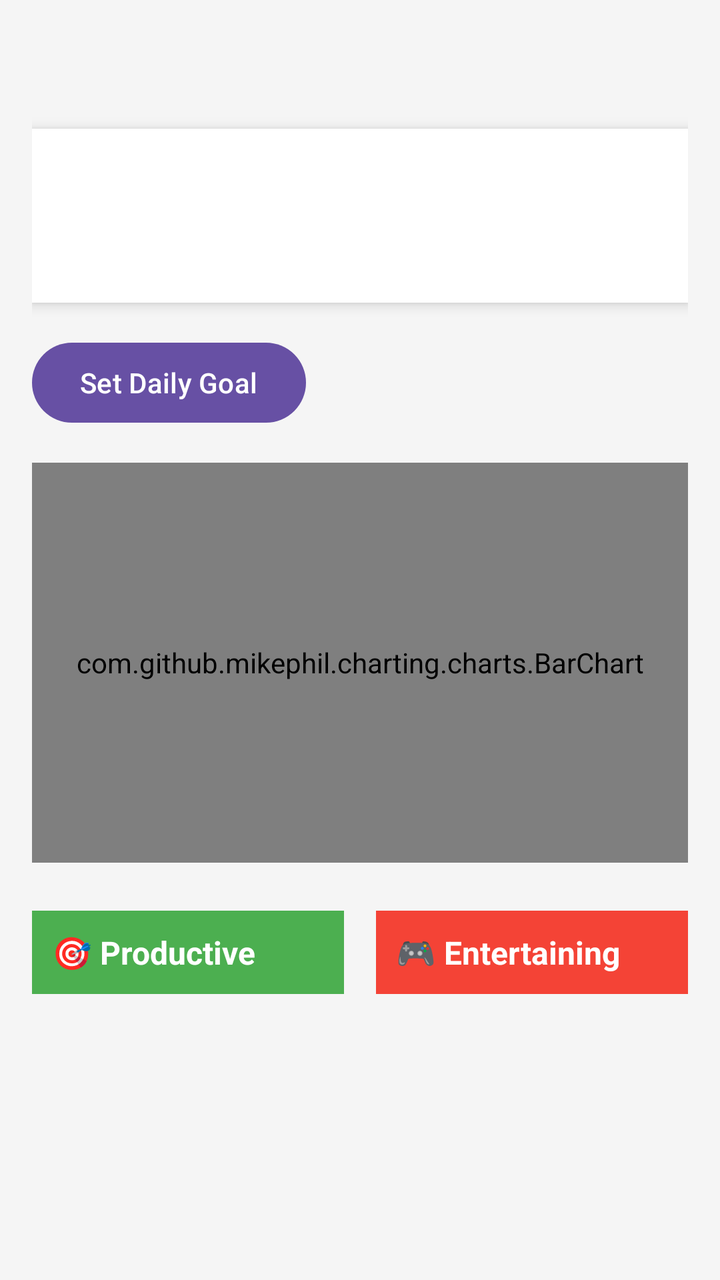
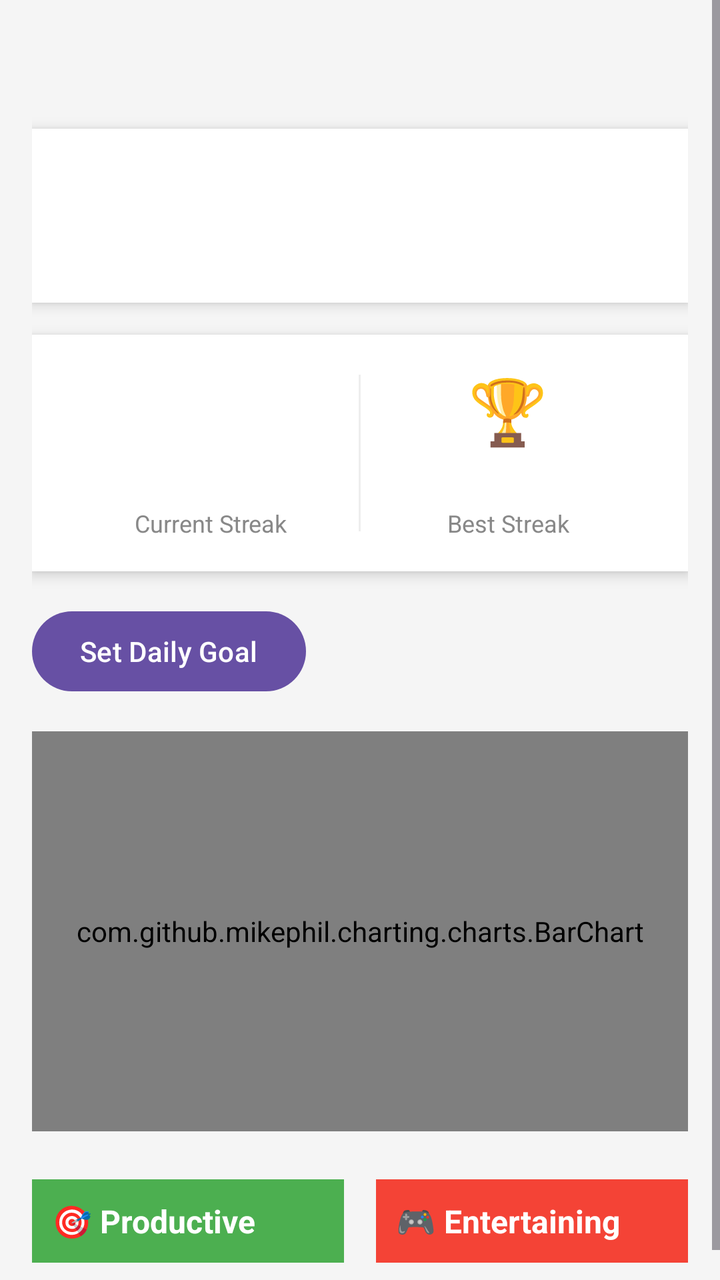

Two renders of the same Android screen: before a commit and after it. Below are the layout's source before the change and the commit's diff.
<!-- AndroidManifest.xml: application theme Theme.ScreenTimeTracker -->
<!-- res/layout/activity_main.xml -->
<?xml version="1.0" encoding="utf-8"?>
<ScrollView xmlns:android="http://schemas.android.com/apk/res/android"
    android:layout_width="match_parent"
    android:layout_height="match_parent"
    android:background="#F5F5F5">

    <LinearLayout
        android:layout_width="match_parent"
        android:layout_height="wrap_content"
        android:orientation="vertical"
        android:padding="16dp">

        
        <TextView
            android:id="@+id/tvTime"
            android:layout_width="wrap_content"
            android:layout_height="wrap_content"
            android:textSize="24sp"
            android:textStyle="bold"
            android:textColor="#1A1A1A"
            android:layout_marginBottom="16dp"/>

        
        <LinearLayout
            android:layout_width="match_parent"
            android:layout_height="wrap_content"
            android:orientation="horizontal"
            android:background="#FFFFFF"
            android:padding="16dp"
            android:layout_marginBottom="16dp"
            android:elevation="4dp">

            <LinearLayout
                android:layout_width="0dp"
                android:layout_height="wrap_content"
                android:layout_weight="1"
                android:orientation="vertical">

                <TextView
                    android:id="@+id/tvPoints"
                    android:layout_width="wrap_content"
                    android:layout_height="wrap_content"
                    android:textSize="22sp"
                    android:textStyle="bold"
                    android:textColor="#1A1A1A"/>

                <TextView
                    android:id="@+id/tvBadge"
                    android:layout_width="wrap_content"
                    android:layout_height="wrap_content"
                    android:textSize="16sp"
                    android:layout_marginTop="4dp"/>

            </LinearLayout>

            
            <LinearLayout
                android:layout_width="0dp"
                android:layout_height="wrap_content"
                android:layout_weight="1"
                android:orientation="vertical"
                android:gravity="end">

                <TextView
                    android:id="@+id/tvProductivePoints"
                    android:layout_width="wrap_content"
                    android:layout_height="wrap_content"
                    android:textColor="#4CAF50"
                    android:textSize="14sp"/>

                <TextView
                    android:id="@+id/tvEntertainingPoints"
                    android:layout_width="wrap_content"
                    android:layout_height="wrap_content"
                    android:textColor="#F44336"
                    android:textSize="14sp"/>

            </LinearLayout>

        </LinearLayout>

        <Button
            android:id="@+id/btnSetGoal"
            android:layout_width="wrap_content"
            android:layout_height="wrap_content"
            android:text="Set Daily Goal"
            android:layout_marginBottom="16dp"/>
        
        <com.github.mikephil.charting.charts.BarChart
            android:id="@+id/barChart"
            android:layout_width="match_parent"
            android:layout_height="200dp"
            android:layout_marginBottom="24dp"/>

        
        <LinearLayout
            android:layout_width="match_parent"
            android:layout_height="wrap_content"
            android:orientation="horizontal"
            android:weightSum="2">

            
            <LinearLayout
                android:layout_width="0dp"
                android:layout_height="wrap_content"
                android:layout_weight="1"
                android:orientation="vertical"
                android:layout_marginEnd="8dp">

                
                <TextView
                    android:layout_width="match_parent"
                    android:layout_height="wrap_content"
                    android:text="🎯 Productive"
                    android:textSize="16sp"
                    android:textStyle="bold"
                    android:textColor="#FFFFFF"
                    android:background="#4CAF50"
                    android:padding="10dp"
                    android:layout_marginBottom="8dp"/>

                
                <androidx.recyclerview.widget.RecyclerView
                    android:id="@+id/recyclerProductive"
                    android:layout_width="match_parent"
                    android:layout_height="wrap_content"
                    android:nestedScrollingEnabled="false"/>

            </LinearLayout>

            
            <LinearLayout
                android:layout_width="0dp"
                android:layout_height="wrap_content"
                android:layout_weight="1"
                android:orientation="vertical"
                android:layout_marginStart="8dp">

                
                <TextView
                    android:layout_width="match_parent"
                    android:layout_height="wrap_content"
                    android:text="🎮 Entertaining"
                    android:textSize="16sp"
                    android:textStyle="bold"
                    android:textColor="#FFFFFF"
                    android:background="#F44336"
                    android:padding="10dp"
                    android:layout_marginBottom="8dp"/>

                
                <androidx.recyclerview.widget.RecyclerView
                    android:id="@+id/recyclerEntertaining"
                    android:layout_width="match_parent"
                    android:layout_height="wrap_content"
                    android:nestedScrollingEnabled="false"/>

            </LinearLayout>

        </LinearLayout>

        
        <androidx.recyclerview.widget.RecyclerView
            android:id="@+id/recycler"
            android:layout_width="match_parent"
            android:layout_height="wrap_content"
            android:nestedScrollingEnabled="false"/>

    </LinearLayout>
</ScrollView>
<!-- resources referenced by this layout -->
<resources>
  <style name="Theme.ScreenTimeTracker" parent="Base.Theme.ScreenTimeTracker" />
  <style name="Base.Theme.ScreenTimeTracker" parent="Theme.Material3.DayNight.NoActionBar">
          
          
      </style>
</resources>

<!-- the commit's change to res/layout/activity_main.xml (unified diff, before → after) -->
@@ -79,6 +79,89 @@
 
         </LinearLayout>
 
+
+        
+        <LinearLayout
+            android:layout_width="match_parent"
+            android:layout_height="wrap_content"
+            android:orientation="horizontal"
+            android:background="#FFFFFF"
+            android:padding="16dp"
+            android:layout_marginBottom="16dp"
+            android:elevation="4dp">
+
+            
+            <LinearLayout
+                android:layout_width="0dp"
+                android:layout_height="wrap_content"
+                android:layout_weight="1"
+                android:orientation="vertical"
+                android:gravity="center">
+
+                <TextView
+                    android:id="@+id/tvStreakEmoji"
+                    android:layout_width="wrap_content"
+                    android:layout_height="wrap_content"
+                    android:textSize="32sp"/>
+
+                <TextView
+                    android:id="@+id/tvStreak"
+                    android:layout_width="wrap_content"
+                    android:layout_height="wrap_content"
+                    android:textSize="20sp"
+                    android:textStyle="bold"
+                    android:textColor="#1A1A1A"/>
+
+                <TextView
+                    android:layout_width="wrap_content"
+                    android:layout_height="wrap_content"
+                    android:text="Current Streak"
+                    android:textSize="12sp"
+                    android:textColor="#888888"/>
+
+            </LinearLayout>
+
+            
+            <View
+                android:layout_width="1dp"
+                android:layout_height="match_parent"
+                android:background="#EEEEEE"
+                android:layout_marginTop="4dp"
+                android:layout_marginBottom="4dp"/>
+
+            
+            <LinearLayout
+                android:layout_width="0dp"
+                android:layout_height="wrap_content"
+                android:layout_weight="1"
+                android:orientation="vertical"
+                android:gravity="center">
+
+                <TextView
+                    android:id="@+id/tvBestStreakEmoji"
+                    android:layout_width="wrap_content"
+                    android:layout_height="wrap_content"
+                    android:textSize="32sp"
+                    android:text="🏆"/>
+
+                <TextView
+                    android:id="@+id/tvBestStreak"
+                    android:layout_width="wrap_content"
+                    android:layout_height="wrap_content"
+                    android:textSize="20sp"
+                    android:textStyle="bold"
+                    android:textColor="#1A1A1A"/>
+
+                <TextView
+                    android:layout_width="wrap_content"
+                    android:layout_height="wrap_content"
+                    android:text="Best Streak"
+                    android:textSize="12sp"
+                    android:textColor="#888888"/>
+
+            </LinearLayout>
+
+        </LinearLayout>
         <Button
             android:id="@+id/btnSetGoal"
             android:layout_width="wrap_content"
